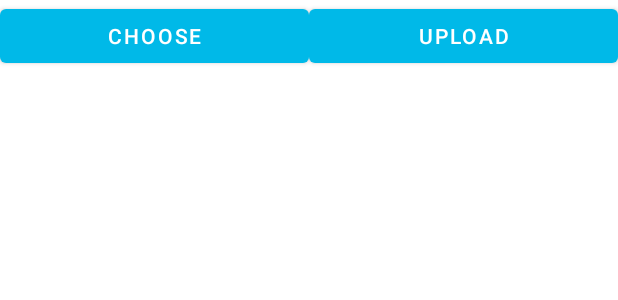
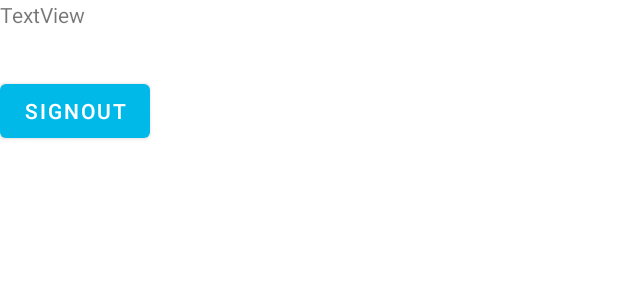
Before and after one commit to ahmedmlaouhia/LegendsPocket, an Android app: the layout fragment_fifth.xml on its own in the app's theme, with its tools: preview values and no code run, on a phone screen of 412 x 824 dp. Shown: the top 300 px of the screen. Run offline under Robolectric (Android 15) with nearby library versions, the phone set to English and light mode, and no system bars.

Commit message:
added some dependencies and moved signout to fifthfragment

```diff
--- a/app/build.gradle
+++ b/app/build.gradle
@@ -49,4 +49,5 @@ dependencies {
     implementation platform('com.google.firebase:firebase-bom:29.0.0')
     implementation 'com.google.firebase:firebase-analytics'
     implementation 'com.google.firebase:firebase-storage'
+    implementation 'com.github.unsplash:unsplash-photopicker-android:x.y.z'
 }
--- a/app/src/main/java/com/example/myapplication/fifthF.java
+++ b/app/src/main/java/com/example/myapplication/fifthF.java
@@ -1,7 +1,9 @@
 package com.example.myapplication;
 
 import android.app.Activity;
+import android.content.Context;
 import android.content.Intent;
+import android.content.SharedPreferences;
 import android.net.Uri;
 import android.os.Bundle;
 
@@ -16,7 +18,9 @@ import android.view.View;
 import android.view.ViewGroup;
 import android.widget.Button;
 import android.widget.ImageView;
+import android.widget.TextView;
 
+import com.google.firebase.auth.FirebaseAuth;
 import com.google.firebase.storage.FirebaseStorage;
 import com.google.firebase.storage.StorageReference;
 
@@ -73,6 +77,7 @@ public class fifthF extends Fragment {
     private final int PICK_IMAGE_REQUEST = 22;
     FirebaseStorage storage;
     StorageReference storageReference;
+    private FirebaseAuth  mAuth;
 
     @Override
     public View onCreateView(LayoutInflater inflater, ViewGroup container, Bundle savedInstanceState) {
@@ -97,6 +102,18 @@ public class fifthF extends Fragment {
                 uploadImage();
             }
         });*/
+
+        mAuth= FirebaseAuth.getInstance();
+        TextView user=rootView.findViewById(R.id.email);
+        SharedPreferences ss = this.getActivity().getSharedPreferences("user", Context.MODE_PRIVATE);
+        String username = ss.getString("username","username");
+        user.setText(username);
+        Button signout=rootView.findViewById(R.id.signout);
+        signout.setOnClickListener(v -> {
+            mAuth.signOut();
+            startActivity(new Intent(getActivity(), Login.class));
+            getActivity().finish();
+        });
         return rootView;
     }
 
--- a/app/src/main/java/com/example/myapplication/firstF.java
+++ b/app/src/main/java/com/example/myapplication/firstF.java
@@ -67,21 +67,9 @@ public class firstF extends Fragment {
             mParam2 = getArguments().getString(ARG_PARAM2);
         }
     }
-    private FirebaseAuth  mAuth;
     @Override
     public View onCreateView(LayoutInflater inflater, ViewGroup container, Bundle savedInstanceState) {
-        mAuth=FirebaseAuth.getInstance();
         View rootView=inflater.inflate(R.layout.fragment_first, container, false);
-        TextView user=rootView.findViewById(R.id.email);
-        SharedPreferences ss = this.getActivity().getSharedPreferences("user", Context.MODE_PRIVATE);
-        String username = ss.getString("username","username");
-        user.setText(username);
-        Button signout=rootView.findViewById(R.id.signout);
-        signout.setOnClickListener(v -> {
-            mAuth.signOut();
-            startActivity(new Intent(getActivity(), Login.class));
-            getActivity().finish();
-        });
         return rootView;
     }
 
--- a/app/src/main/res/layout/fragment_fifth.xml
+++ b/app/src/main/res/layout/fragment_fifth.xml
@@ -5,31 +5,16 @@
     android:layout_height="match_parent"
     tools:context=".fifthF">
 
-    <LinearLayout
-        android:id="@+id/layout_button"
-        android:orientation="horizontal"
-        android:layout_alignParentTop="true"
-        android:weightSum="2"
-        android:layout_width="match_parent"
-        android:layout_height="wrap_content">
+    <Button
+        android:id="@+id/signout"
+        android:layout_width="wrap_content"
+        android:layout_height="wrap_content"
+        android:layout_marginTop="50dp"
+        android:text="signout" />
 
-        <Button
-            android:id="@+id/btnChoose"
-            android:text="Choose"
-            android:layout_weight="1"
-            android:layout_width="0dp"
-            android:layout_height="wrap_content" />
-
-        <Button
-            android:id="@+id/btnUpload"
-            android:text="Upload"
-            android:layout_weight="1"
-            android:layout_width="0dp"
-            android:layout_height="wrap_content" />
-    </LinearLayout>
-
-    <ImageView
-        android:id="@+id/imgView"
-        android:layout_width="match_parent"
-        android:layout_height="match_parent" />
+    <TextView
+        android:id="@+id/email"
+        android:layout_width="wrap_content"
+        android:layout_height="wrap_content"
+        android:text="TextView" />
 </FrameLayout>
--- a/app/src/main/res/layout/fragment_first.xml
+++ b/app/src/main/res/layout/fragment_first.xml
@@ -7,17 +7,6 @@
     tools:context=".firstF">
 
 
-    <Button
-        android:id="@+id/signout"
-        android:layout_width="wrap_content"
-        android:layout_height="wrap_content"
-        android:layout_marginTop="50dp"
-        android:text="signout" />
 
-    <TextView
-        android:id="@+id/email"
-        android:layout_width="wrap_content"
-        android:layout_height="wrap_content"
-        android:text="TextView" />
 
 </FrameLayout>
--- a/build.gradle
+++ b/build.gradle
@@ -3,6 +3,7 @@ buildscript {
     repositories {
         google()
         mavenCentral()
+        maven { url  'https://jitpack.io' }
     }
     dependencies {
         classpath "com.android.tools.build:gradle:7.0.2"
```
